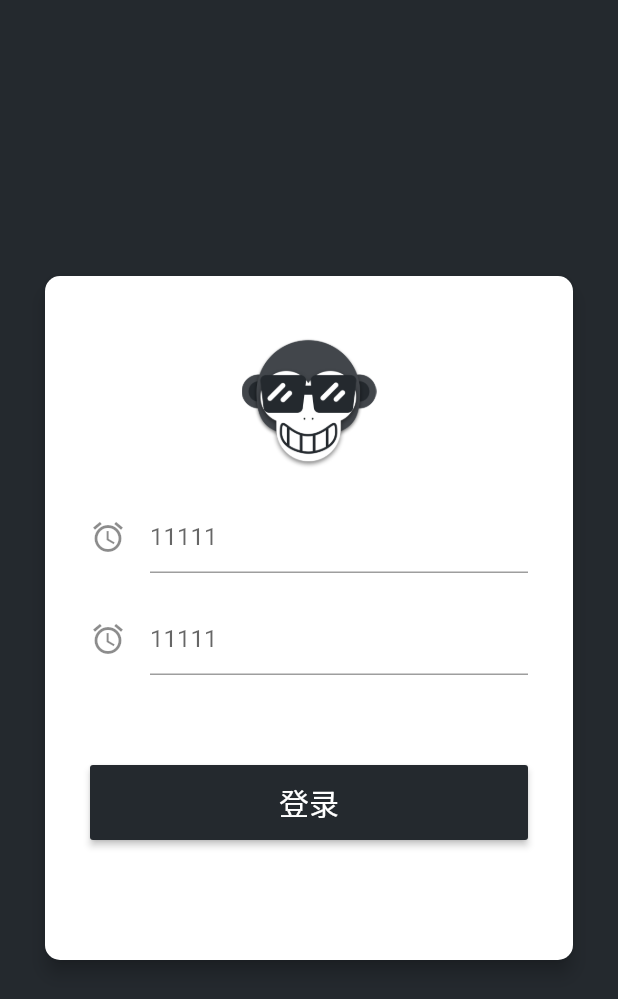
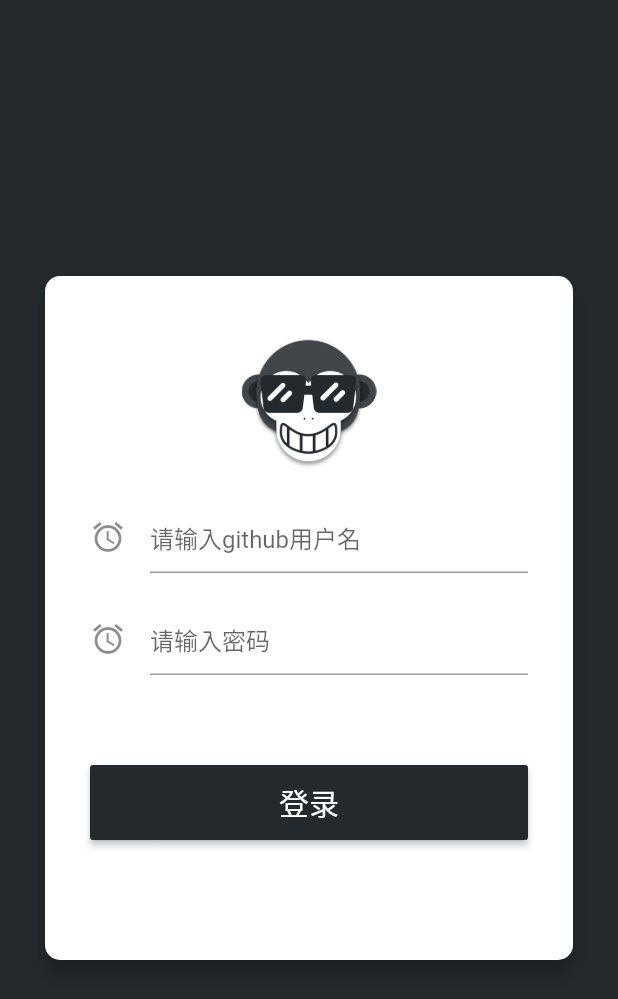
Before and after one commit to CarGuo/gsy_github_app_flutter, a Flutter app: the screen it shows after launch, on a phone screen of 412 x 824 dp. Shown: the top 999 px of the screen. Run offline on Flutter 3.47's test engine with Material 2 defaults, Android fonts, the phone set to English and light mode, and no system bars; our stand-ins replace dio, shared_preferences; statements that could not run were skipped.

Commit message:
修改登录逻辑

```diff
--- a/lib/common/local/LocalStorage.dart
+++ b/lib/common/local/LocalStorage.dart
@@ -2,9 +2,10 @@ import 'package:shared_preferences/shared_preferences.dart';
 
 ///SharedPreferences 本地存储
 class LocalStorage {
+
   static save(String key, value) async {
     SharedPreferences prefs = await SharedPreferences.getInstance();
-    prefs.setInt(key, value);
+    prefs.setString(key, value);
   }
 
   static get(String key) async {
--- a/lib/common/net/Api.dart
+++ b/lib/common/net/Api.dart
@@ -1,4 +1,4 @@
-import 'dart:_http';
+
 
 import 'package:dio/dio.dart';
 import 'package:gsy_github_app_flutter/common/net/Code.dart';
@@ -25,7 +25,7 @@ class HttpManager {
   ///[ header] 外加头
   ///[ text] 是否text返回
   ///[ option] 配置
-  static netFetch(url, params, Map<String, String> header, text, Options option) async {
+  static netFetch(url, params, Map<String, String> header, Options option) async {
 
     //todo 没有网络
     /*var isConnected = await NetInfo.isConnected.fetch().done;
@@ -68,7 +68,7 @@ class HttpManager {
     }
 
     try {
-      if (option.contentType != null && option.contentType == ContentType.TEXT) {
+      if (option.contentType != null && option.contentType.primaryType == "text") {
         return new ResultData(response.data, true, Code.SUCCESS);
       } else {
         var responseJson = await response.data;
--- a/lib/common/style/GSYStyle.dart
+++ b/lib/common/style/GSYStyle.dart
@@ -32,4 +32,6 @@ class GSYConstant {}
 
 class GSYStrings {
   static const String login_text = "登录";
+  static const String login_username_hint_text = "请输入github用户名";
+  static const String login_password_hint_text = "请输入密码";
 }
--- a/lib/page/LoginPage.dart
+++ b/lib/page/LoginPage.dart
@@ -1,9 +1,41 @@
 import 'package:flutter/material.dart';
+import 'package:gsy_github_app_flutter/common/config/Config.dart';
+import 'package:gsy_github_app_flutter/common/dao/UserDao.dart';
+import 'package:gsy_github_app_flutter/common/local/LocalStorage.dart';
 import 'package:gsy_github_app_flutter/common/style/GSYStyle.dart';
 import 'package:gsy_github_app_flutter/widget/GSYFlexButton.dart';
 import 'package:gsy_github_app_flutter/widget/GSYInputWidget.dart';
 
-class LoginPage extends StatelessWidget {
+class LoginPage extends StatefulWidget {
+  @override
+  State createState() {
+    return new _LoginPageState();
+  }
+}
+
+class _LoginPageState extends State<LoginPage> {
+  var _userName = "";
+
+  var _password = "";
+
+  final TextEditingController userController = new TextEditingController();
+  final TextEditingController pwController = new TextEditingController();
+
+  _LoginPageState() : super();
+
+  @override
+  void initState() {
+    super.initState();
+    initParams();
+  }
+
+  initParams() async {
+    _userName = await LocalStorage.get(Config.USER_NAME_KEY);
+    _password = await LocalStorage.get(Config.PW_KEY);
+    userController.value = new TextEditingValue(text: _userName);
+    pwController.value = new TextEditingValue(text: _password);
+  }
+
   @override
   Widget build(BuildContext context) {
     return new Container(
@@ -22,15 +54,38 @@ class LoginPage extends StatelessWidget {
               children: <Widget>[
                 new Image(image: new AssetImage('static/images/logo.png'), width: 90.0, height: 90.0),
                 new Padding(padding: new EdgeInsets.all(10.0)),
-                new GSYInputWidget(hintText: "11111", iconData: Icons.access_alarm),
+                new GSYInputWidget(
+                  hintText: GSYStrings.login_username_hint_text,
+                  iconData: Icons.access_alarm,
+                  onChanged: (String value) {
+                    _userName = value;
+                  },
+                  controller: userController,
+                ),
                 new Padding(padding: new EdgeInsets.all(10.0)),
-                new GSYInputWidget(hintText: "11111", iconData: Icons.access_alarm),
+                new GSYInputWidget(
+                  hintText: GSYStrings.login_password_hint_text,
+                  iconData: Icons.access_alarm,
+                  onChanged: (String value) {
+                    print(value);
+                    _password = value;
+                  },
+                  controller: pwController,
+                ),
                 new Padding(padding: new EdgeInsets.all(30.0)),
                 new GSYFlexButton(
                   text: GSYStrings.login_text,
                   color: Color(GSYColors.primaryValue),
                   textColor: Color(GSYColors.textWhite),
-                  onPress: () {},
+                  onPress: () {
+                    if (_userName == null || _userName.length == 0) {
+                      return;
+                    }
+                    if (_password == null || _password.length == 0) {
+                      return;
+                    }
+                    UserDao.login(_userName, _password, (data) {});
+                  },
                 )
               ],
             ),
--- a/lib/widget/GSYInputWidget.dart
+++ b/lib/widget/GSYInputWidget.dart
@@ -6,10 +6,16 @@ class GSYInputWidget extends StatefulWidget {
 
   final IconData iconData;
 
-  GSYInputWidget({Key key, this.hintText, this.iconData}) : super(key: key);
+  final ValueChanged<String> onChanged;
+
+  final TextStyle textStyle;
+
+  final TextEditingController controller;
+
+  GSYInputWidget({Key key, this.hintText, this.iconData, this.onChanged, this.textStyle, this.controller}) : super(key: key);
 
   @override
-  _GSYInputWidgetState createState() => new _GSYInputWidgetState(hintText, iconData);
+  _GSYInputWidgetState createState() => new _GSYInputWidgetState(hintText, iconData, onChanged, textStyle, controller);
 }
 
 /// State for [GSYInputWidget] widgets.
@@ -18,14 +24,19 @@ class _GSYInputWidgetState extends State<GSYInputWidget> {
 
   final IconData iconData;
 
-  final TextEditingController _controller = new TextEditingController();
+  final ValueChanged<String> onChanged;
 
-  _GSYInputWidgetState(this.hintText, this.iconData) : super();
+  final TextStyle textStyle;
+
+  final TextEditingController controller;
+
+  _GSYInputWidgetState(this.hintText, this.iconData, this.onChanged, this.textStyle, this.controller) : super();
 
   @override
   Widget build(BuildContext context) {
     return new TextField(
-      controller: _controller,
+      controller: controller,
+      onChanged: onChanged,
       decoration: new InputDecoration(
         hintText: hintText,
         icon: new Icon(iconData),
```
Also changed, not shown: lib/common/dao/UserDao.dart (added, +44 -0 lines).
